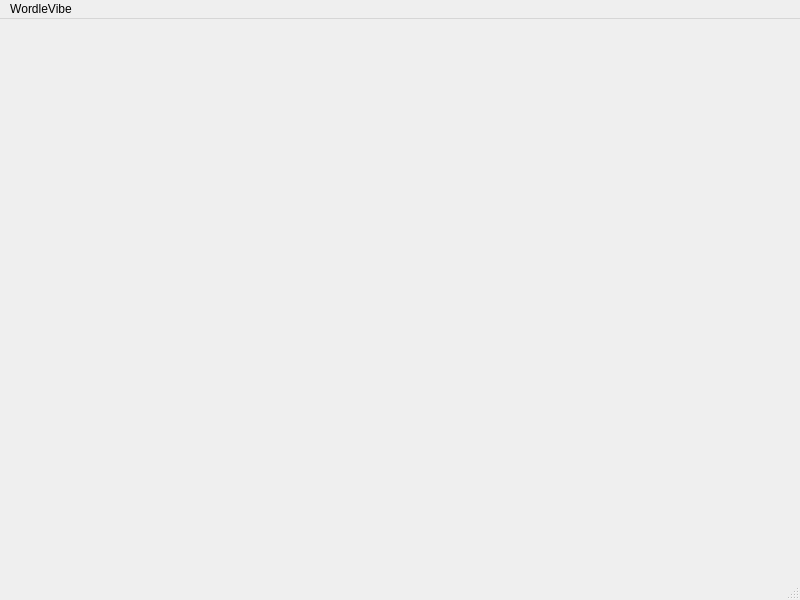
Before: the Qt Designer form mainwindow.ui in eloranta/WordleWibe, drawn with Qt 5.
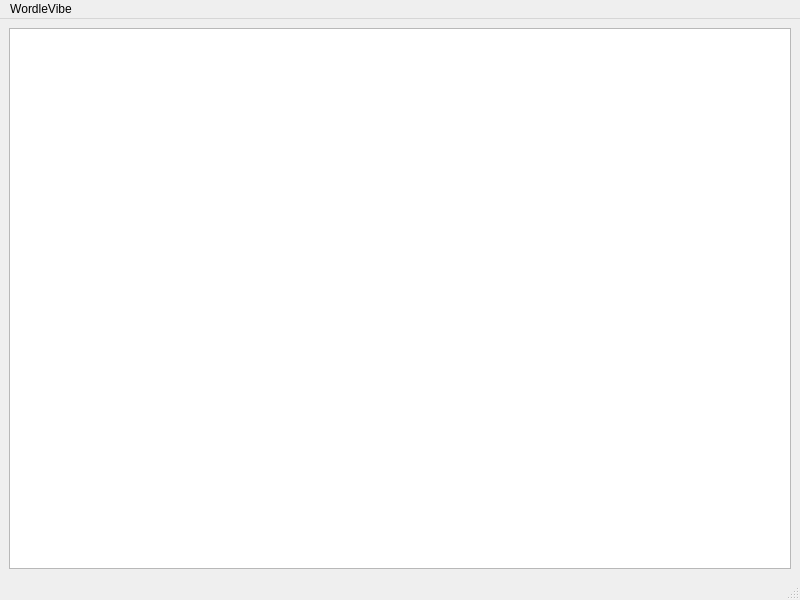
After: the same form once the commit is applied.

Commit message: Load strings from exe directory

```diff
--- a/mainwindow.ui
+++ b/mainwindow.ui
@@ -13,7 +13,17 @@
   <property name="windowTitle">
    <string>MainWindow</string>
   </property>
-  <widget class="QWidget" name="centralwidget"/>
+  <widget class="QWidget" name="centralwidget">
+   <layout class="QVBoxLayout" name="verticalLayout">
+    <item>
+     <widget class="QPlainTextEdit" name="stringsView">
+      <property name="readOnly">
+       <bool>true</bool>
+      </property>
+     </widget>
+    </item>
+   </layout>
+  </widget>
   <widget class="QMenuBar" name="menubar">
    <property name="geometry">
     <rect>
```
Left out of the diff: 4 changed lines with no effect on the pictures. The commit also changes 2 other files.
